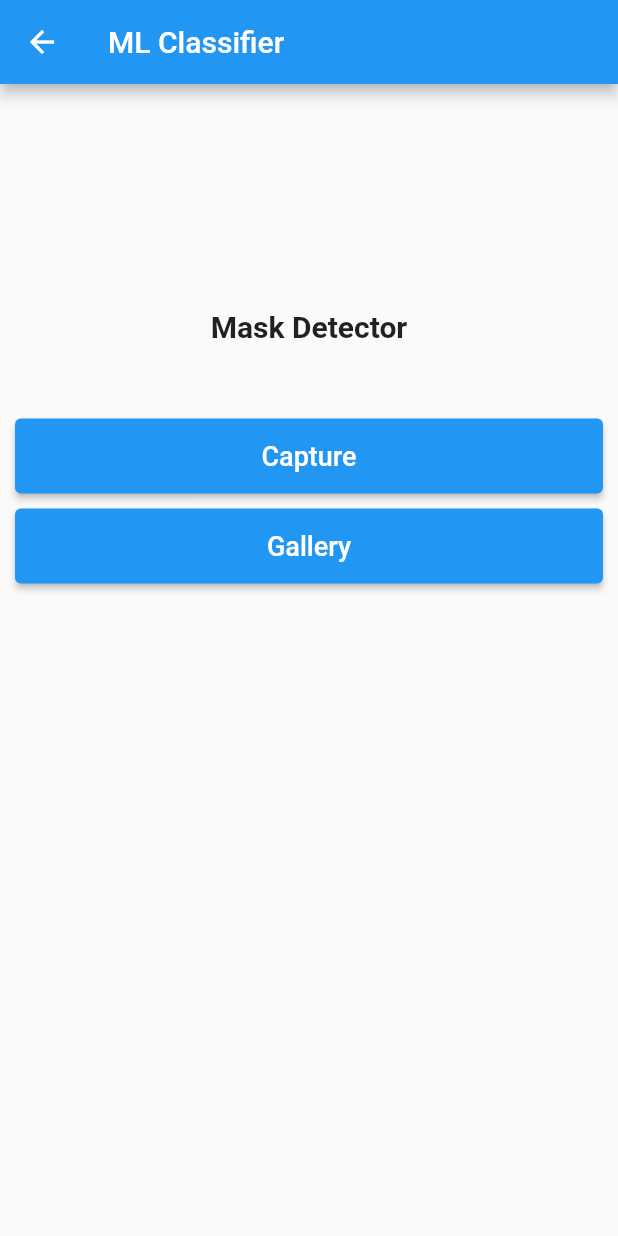
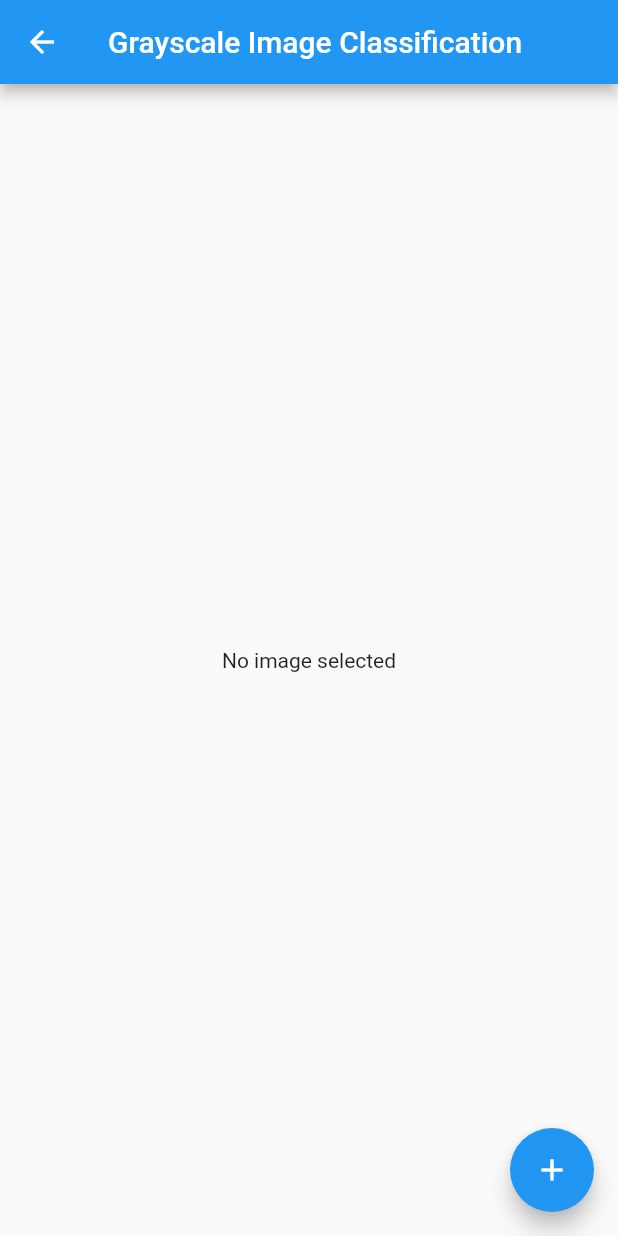
Before and after one commit to atharva2031/Cancer-Detection-, a Flutter app: the DropdownPage screen opened directly, after a tap on "CHOOSE THE IMAGE", on a phone screen of 412 x 824 dp. Run offline on Flutter 3.47's test engine with Material 2 defaults, Android fonts, the phone set to English and light mode, and no system bars; our stand-ins replace image_picker; missing offline and left inert: flutter_tflite.

Commit message:
Done till AML SCE

```diff
--- /dev/null
+++ b/app/assets/labels1.txt
@@ -0,0 +1,2 @@
+0 Acute_Lymphoblastic_Leukemia
+1 Chronic_Lymphocytic_Leukemia
--- a/app/lib/main.dart
+++ b/app/lib/main.dart
@@ -13,7 +13,9 @@ void main() {
 }
 
 class MyApp extends StatelessWidget {
-  const MyApp({super.key});
+  const MyApp({Key? key}) : super(key: key);
+
+
 
   @override
   Widget build(BuildContext context) {
@@ -26,6 +28,10 @@ class MyApp extends StatelessWidget {
 }
 
 class HomePage extends StatelessWidget {
+  const HomePage({Key? key}) : super(key: key);
+
+
+
   @override
   Widget build(BuildContext context) {
     return Scaffold(
--- /dev/null
+++ b/app/lib/pages/bloodcancer_leukemia.dart
@@ -0,0 +1,134 @@
+import 'dart:io';
+import 'dart:typed_data';
+import 'package:flutter/material.dart';
+import 'package:image/image.dart' as img;
+import 'package:image_picker/image_picker.dart';
+import 'package:flutter_tflite/flutter_tflite.dart';
+
+class MyBloodCancerLeukemia extends StatefulWidget {
+  const MyBloodCancerLeukemia({Key? key}) : super(key: key);
+
+  @override
+  MyBloodCancerLeukemiaState createState() => MyBloodCancerLeukemiaState();
+}
+
+class MyBloodCancerLeukemiaState extends State<MyBloodCancerLeukemia> {
+  File? _image;
+  bool _isLoading = false;
+  List? _output;
+
+  final picker = ImagePicker();
+
+  @override
+  void initState() {
+    super.initState();
+    _isLoading = true;
+
+    loadModel().then((value) {
+      setState(() {
+        _isLoading = false;
+      });
+    });
+  }
+
+  @override
+  void dispose() {
+    super.dispose();
+    Tflite.close();
+  }
+
+  Future pickImage() async {
+    // ignore: deprecated_member_use
+    var pickedImage = await picker.getImage(source: ImageSource.gallery);
+
+    setState(() {
+      _image = File(pickedImage!.path);
+    });
+
+    predictImage(_image!);
+  }
+
+  Future loadModel() async {
+    await Tflite.loadModel(
+        model: 'assets/my_model1.tflite', labels: 'assets/labels1.txt');
+  }
+
+  Future predictImage(File image) async {
+    // ignore: unnecessary_null_comparison
+    if (image == null) return;
+
+    setState(() {
+      _isLoading = true;
+    });
+
+    // Load the image using the image package
+    img.Image? oriImage = img.decodeImage(image.readAsBytesSync());
+
+    // Convert the image to grayscale
+    img.Image? grayscaleImage = img.grayscale(oriImage!);
+
+    // Resize the image to (256, 256)
+    img.Image? resizedImage =
+        img.copyResize(grayscaleImage!, width: 256, height: 256);
+
+    // Convert the image to a Uint8List to be used in Tflite
+    Uint8List imageBytes = resizedImage!.getBytes();
+
+    // Run the image through the Tflite model
+    var output = await Tflite.runModelOnBinary(binary: imageBytes);
+
+    setState(() {
+      _isLoading = false;
+      _output = output!;
+    });
+  }
+
+  @override
+  Widget build(BuildContext context) {
+    return Scaffold(
+      appBar: AppBar(
+        title: const Text('Grayscale Image Classification'),
+      ),
+      body: Center(
+        child: _isLoading
+            ? const CircularProgressIndicator()
+            : _output == null
+                ? const Text('No image selected')
+                : Column(
+                    mainAxisAlignment: MainAxisAlignment.center,
+                    children: <Widget>[
+                      Image.file(
+                        _image!,
+                        height: 200,
+                      ),
+                      const SizedBox(
+                        height: 16,
+                      ),
+                      Text(
+                        'Confidence: ${_output![0]['confidence']}',
+                        style: const TextStyle(
+                          fontSize: 16,
+                          fontWeight: FontWeight.bold,
+                        ),
+                      ),
+                      const SizedBox(
+                        height: 16,
+                      ),
+                      Text(
+                        'Class label: ${_output![0]['label']}',
+                        style: const TextStyle(
+                          fontSize: 16,
+                          fontWeight: FontWeight.bold,
+                        ),
+                      ),
+                    ],
+                  ),
+      ),
+      floatingActionButton: FloatingActionButton(
+        onPressed: pickImage,
+        tooltip: 'Pick Image',
+        child: const Icon(Icons.add),
+      ),
+    );
+  }
+}
--- a/app/lib/pages/dropdown.dart
+++ b/app/lib/pages/dropdown.dart
@@ -1,9 +1,11 @@
 import 'package:flutter/material.dart';
 import 'package:app/utils/globals.dart';
-import 'imagePage.dart';
+import 'package:app/pages/bloodcancer_leukemia.dart';
 
 class DropdownPage extends StatefulWidget {
-  const DropdownPage({super.key});
+  const DropdownPage({Key? key}) : super(key: key);
+
+
 
   @override
   DropdownPageState createState() => DropdownPageState();
@@ -85,7 +87,8 @@ class DropdownPageState extends State<DropdownPage> {
               onPressed: () {
                 Navigator.push(
                   context,
-                  MaterialPageRoute(builder: (context) => const MyImagePage()),
+                  MaterialPageRoute(
+                      builder: (context) => const MyBloodCancerLeukemia()),
                 );
               },
               style: ElevatedButton.styleFrom(
--- a/app/lib/pages/imagePage.dart
+++ /dev/null
@@ -1,225 +0,0 @@
-import 'dart:io';
-import 'package:image/image.dart' as img;
-import 'package:flutter/material.dart';
-import 'package:flutter/services.dart';
-import 'package:google_fonts/google_fonts.dart';
-
-import 'package:image_picker/image_picker.dart';
-import 'package:tflite/tflite.dart';
-import 'package:app/utils/globals.dart';
-
-class MyImagePage extends StatefulWidget {
-  const MyImagePage({Key? key}) : super(key: key);
-
-  @override
-  State<MyImagePage> createState() => MyImagePageState();
-}
-
-class MyImagePageState extends State<MyImagePage> {
-  bool loading = true;
-  late File _image;
-  late List _output;
-  final imagepicker = ImagePicker();
-
-  @override
-  void initState() {
-    super.initState();
-    loadmodel().then((value) {
-      setState(() {});
-    });
-  }
-
-  detectimage(File image) async {
-    var prediction = await Tflite.runModelOnImage(
-        path: image.path,
-        numResults: 2,
-        threshold: 0.6,
-        imageMean: 127.5,
-        imageStd: 127.5);
-
-    setState(() {
-      _output = prediction!;
-      loading = false;
-    });
-  }
-
-  loadmodel() async {
-    if ("$selectedOption $subOption" == 'Blood Cancer Leukemia') {
-      await Tflite.loadModel(
-          model: 'app\lib\DL_Models_TFLite\Blood_Cancer_Leukemia_100.tflite');
-    }
-    if ("$selectedOption $subOption" == 'Blood Cancer Lymphoma') {
-      await Tflite.loadModel(
-          model: 'app\lib\DL_Models_TFLite\Blood_Cancer_Lymphoma_98.50.tflite');
-    }
-    if ("$selectedOption $subOption" == 'Brain Cancer') {
-      await Tflite.loadModel(
-          model: 'app\lib\DL_Models_TFLite\Brain_Cancer_Detailed_97.tflite');
-    }
-    if ("$selectedOption $subOption" == 'Breast Cancer pCR') {
-      await Tflite.loadModel(
-          model: 'app\lib\DL_Models_TFLite\Breast_Cancer_pCR_99.5.tflitee');
-    }
-    if ("$selectedOption $subOption" == 'Breast Cancer Histopathology') {
-      await Tflite.loadModel(
-          model:
-              'app\lib\DL_Models_TFLite\Breast_Cancer_Histopathology_95.30.tflite');
-    }
-    if ("$selectedOption $subOption" == 'Breast Cancer Ultrasound') {
-      await Tflite.loadModel(
-          model:
-              'app\lib\DL_Models_TFLite\Breast_Cancer_Ultrasound_99.2.tflite');
-    }
-    if ("$selectedOption $subOption" == 'Cervical Cancer') {
-      await Tflite.loadModel(
-          model: 'app\lib\DL_Models_TFLite\Cervical_Cancer_98.tflite');
-    }
-    if ("$selectedOption $subOption" == 'Colon Cancer') {
-      await Tflite.loadModel(
-          model: 'app\lib\DL_Models_TFLite\Colon_Cancer_98.31.tflite');
-    }
-    if ("$selectedOption $subOption" == 'Kidney Cancer') {
-      await Tflite.loadModel(
-          model: 'app\lib\DL_Models_TFLite\Kidney_Cancer_100.tflite');
-    }
-    if ("$selectedOption $subOption" == 'Lung Cancer Histopathology') {
-      await Tflite.loadModel(
-          model:
-              'app\lib\DL_Models_TFLite\Lung_Cancer_Histopathology_97.40.tflite');
-    }
-    if ("$selectedOption $subOption" == 'Oral Cancer Histopathology') {
-      await Tflite.loadModel(
-          model:
-              'app\lib\DL_Models_TFLite\Oral_Cancer_Histopathology_93.tflite');
-    }
-  }
-
-  @override
-  void dispose() {
-    super.dispose();
-  }
-
-  // ignore: non_constant_identifier_names
-  pickimage_camera() async {
-    // ignore: deprecated_member_use
-    var image = await imagepicker.getImage(source: ImageSource.camera);
-    if (image == null) {
-      return null;
-    } else {
-      _image = File(image.path);
-    }
-    detectimage(_image);
-  }
-
-  // ignore: non_constant_identifier_names
-  pickimage_gallery() async {
-    var image = await imagepicker.getImage(source: ImageSource.gallery);
-    if (image == null) {
-      return null;
-    } else {
-      _image = File(image.path);
-    }
-    ByteData data = await rootBundle.load(image.path);
-    img.Image? sneakerImage = img.decodeImage(data.buffer.asUint8List());
-    sneakerImage = img.grayscale(sneakerImage!);
-    List<String> lV1 = [
-      'Breast Cancer Histopathology',
-      'Colon Cancer',
-      'Kidney Cancer',
-      'Lung Cancer'
-    ];
-    if (lV1.contains(selOp)) {
-      sneakerImage = img.copyResize(sneakerImage, width: 200, height: 200);
-    } else if (selOp == 'Breast Cancer Ultrasound') {
-      sneakerImage = img.copyResize(sneakerImage, width: 224, height: 224);
-    } else {
-      sneakerImage = img.copyResize(sneakerImage, width: 256, height: 256);
-    }
-    detectimage(_image);
-  }
-
-  @override
-  Widget build(BuildContext context) {
-    var h = MediaQuery.of(context).size.height;
-    var w = MediaQuery.of(context).size.width;
-    return Scaffold(
-      appBar: AppBar(
-        title: Text(
-          'ML Classifier',
-          style: GoogleFonts.roboto(),
-        ),
-      ),
-      body: SizedBox(
-        height: h,
-        width: w,
-        child: Column(
-          children: [
-            Container(
-              height: 150,
-              width: 150,
-              padding: const EdgeInsets.all(10),
-            ),
-            Text('Mask Detector',
-                style: GoogleFonts.roboto(
-                  fontSize: 20,
-                  fontWeight: FontWeight.bold,
-                )),
-            const SizedBox(height: 50),
-            Column(
-              children: [
-                Container(
-                  padding: const EdgeInsets.only(left: 10, right: 10),
-                  height: 50,
-                  width: double.infinity,
-                  child: ElevatedButton(
-                      child: Text('Capture',
-                          style: GoogleFonts.roboto(fontSize: 18)),
-                      onPressed: () {
-                        pickimage_camera();
-                      }),
-                ),
-                const SizedBox(height: 10),
-                Container(
-                  padding: const EdgeInsets.only(left: 10, right: 10),
-                  height: 50,
-                  width: double.infinity,
-                  child: ElevatedButton(
-                      child: Text('Gallery',
-                          style: GoogleFonts.roboto(fontSize: 18)),
-                      onPressed: () {
-                        pickimage_gallery();
-                      }),
-                ),
-              ],
-            ),
-            loading != true
-                ? Column(
-                    children: [
-                      Container(
-                        height: 220,
-                        // width: double.infinity,
-                        padding: const EdgeInsets.all(15),
-                        child: Image.file(_image),
-                      ),
-                      // ignore: unnecessary_null_comparison
-                      _output != null
-                          ? Text((_output[0]['label']).toString().substring(2),
-                              style: GoogleFonts.roboto(fontSize: 18))
-                          : const Text(''),
-                      // ignore: unnecessary_null_comparison
-                      _output != null
-                          ? Text('Confidence: ${_output[0]['confidence']}',
-                              style: GoogleFonts.roboto(fontSize: 18))
-                          : const Text('')
-                    ],
-                  )
-                : Container()
-          ],
-        ),
-      ),
-    );
-  }
-}
-
-typedef OnPickImageCallback = void Function(
-    double? maxWidth, double? maxHeight, int? quality);
--- a/app/lib/pages/values.dart
+++ b/app/lib/pages/values.dart
@@ -1,7 +1,8 @@
 import 'package:flutter/material.dart';
 
 class MyValuesPage extends StatefulWidget {
-  const MyValuesPage({super.key});
+  const MyValuesPage({Key? key}) : super(key: key);
+
 
   @override
   State<MyValuesPage> createState() => _MyValuesPageState();
```
Also changed, not shown: app/lib/pages/login_page.dart (added, +98 -0 lines), app/pubspec.yaml (+9 -37 lines), app/assets/leukemia.jpeg (added), app/pubspec.lock, 23 other files.
